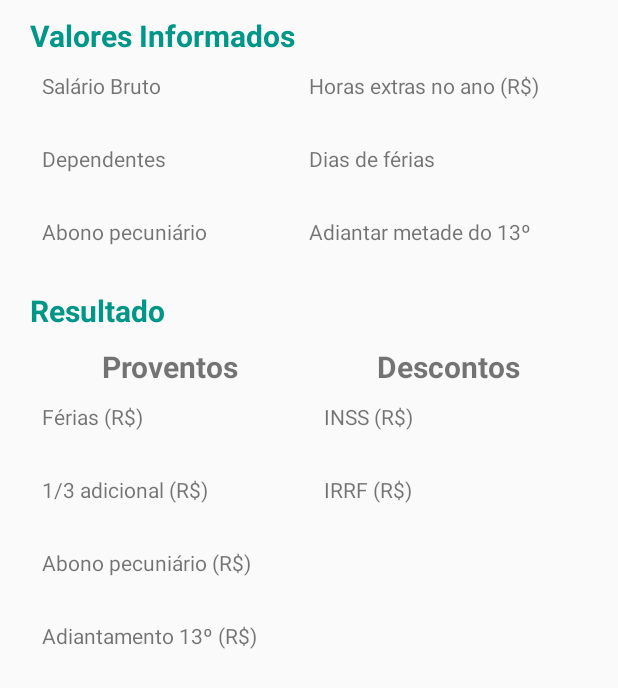
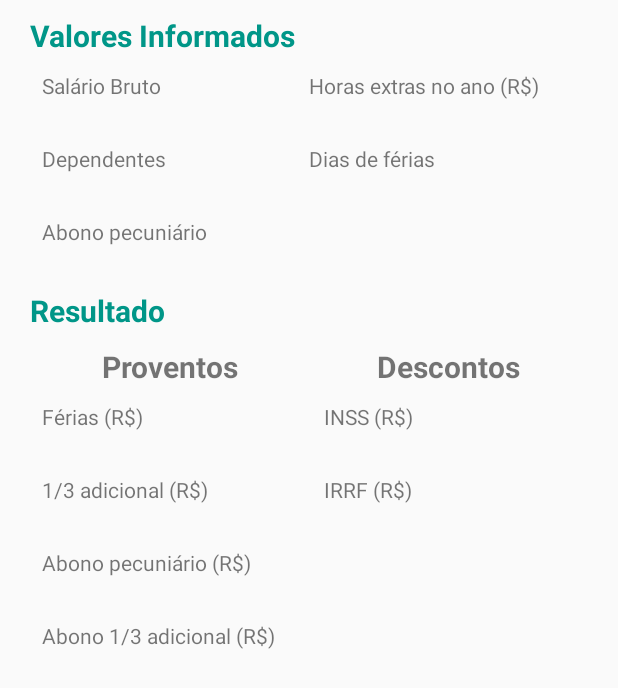
Before and after one commit to carvalhobm/CalculadoraCLT, an Android app: the layout content_result_ferias.xml on its own in the app's theme, with its tools: preview values and no code run, on a phone screen of 412 x 824 dp. Shown: the top 688 px of the screen. Run offline under Robolectric (Android 15) with nearby library versions, the phone set to English and light mode, and no system bars.

Commit message:
Partial commit
Calculo de ferias.

```diff
--- a/CalculadoraCLT/app/src/main/java/com/brunocarvalho/calculadoraclt/fragments/FeriasFragment.java
+++ b/CalculadoraCLT/app/src/main/java/com/brunocarvalho/calculadoraclt/fragments/FeriasFragment.java
@@ -33,7 +33,6 @@ public class FeriasFragment extends Fragment {
     private EditText editTextNumDependentes;
     private EditText editTextDiasUsufruidos;
     private Switch switchAbono;
-    private Switch switchAdiantamento;
 
     private Button btnCalcular;
 
@@ -66,7 +65,6 @@ public class FeriasFragment extends Fragment {
         editTextNumDependentes = (EditText) view.findViewById(R.id.edit_text_dependentes);
         editTextDiasUsufruidos = (EditText) view.findViewById(R.id.edit_text_dias_usufruidos);
         switchAbono = (Switch) view.findViewById(R.id.switch_abono_pecuniario);
-        switchAdiantamento = (Switch) view.findViewById(R.id.switch_adiantar_decimo_terceiro);
 
         btnCalcular = (Button) view.findViewById(R.id.btn_calcular_ferias);
 
@@ -100,7 +98,6 @@ public class FeriasFragment extends Fragment {
         dados.setNumDependentes(editTextNumDependentes.getText().toString());
         dados.setVrDiasFerias(editTextDiasUsufruidos.getText().toString());
         dados.setIcAbonoPecuniario(switchAbono.isChecked());
-        dados.setIcAdiantamento(switchAdiantamento.isChecked());
 
         return dados;
     }
--- a/CalculadoraCLT/app/src/main/res/layout/content_result_ferias.xml
+++ b/CalculadoraCLT/app/src/main/res/layout/content_result_ferias.xml
@@ -127,21 +127,6 @@
         app:layout_constraintTop_toBottomOf="@+id/text_view_abono_pecuniario" />
 
     <TextView
-        android:id="@+id/text_view_adiantar_decimo_terceiro"
-        android:layout_width="wrap_content"
-        android:layout_height="wrap_content"
-        android:text="@string/adiantar_decimo_terceiro"
-        app:layout_constraintLeft_toRightOf="@+id/guideline"
-        app:layout_constraintTop_toTopOf="@id/text_view_abono_pecuniario" />
-
-    <TextView
-        android:id="@+id/text_view_adiantar_decimo_terceiro_val"
-        android:layout_width="wrap_content"
-        android:layout_height="wrap_content"
-        app:layout_constraintLeft_toLeftOf="@+id/text_view_adiantar_decimo_terceiro"
-        app:layout_constraintTop_toBottomOf="@+id/text_view_adiantar_decimo_terceiro" />
-
-    <TextView
         android:id="@+id/text_view_titulo_resultado"
         android:layout_width="wrap_content"
         android:layout_height="wrap_content"
@@ -152,8 +137,8 @@
         android:textColor="@color/colorPrimary"
         android:textSize="@dimen/title_label"
         android:textStyle="bold"
-        app:layout_constraintLeft_toLeftOf="@id/text_view_titulo_valores"
-        app:layout_constraintTop_toBottomOf="@id/text_view_abono_pecuniario_val" />
+        app:layout_constraintLeft_toLeftOf="@+id/text_view_titulo_valores"
+        app:layout_constraintTop_toBottomOf="@+id/text_view_abono_pecuniario_val" />
 
     <TextView
         android:id="@+id/text_proventos"
@@ -234,13 +219,13 @@
         app:layout_constraintTop_toBottomOf="@+id/text_view_pro_abono_pecuniario" />
 
     <TextView
-        android:id="@+id/text_view_pro_adiantar_decimo_terceiro"
+        android:id="@+id/text_view_pro_abono_pecuniario_adicional"
         android:layout_width="wrap_content"
         android:layout_height="wrap_content"
         android:layout_marginLeft="8dp"
         android:layout_marginRight="8dp"
         android:layout_marginTop="10dp"
-        android:text="@string/adiantamento_decimo_terceiro"
+        android:text="@string/abono_pecuniario_abreviado_adicional"
         app:layout_constraintHorizontal_bias="0.0"
         app:layout_constraintHorizontal_chainStyle="spread_inside"
         app:layout_constraintLeft_toLeftOf="parent"
@@ -248,11 +233,11 @@
         app:layout_constraintTop_toBottomOf="@+id/text_view_pro_abono_pecuniario_val" />
 
     <TextView
-        android:id="@+id/text_view_pro_adiantar_decimo_terceiro_val"
+        android:id="@+id/text_view_pro_abono_pecuniario_adicional_val"
         android:layout_width="wrap_content"
         android:layout_height="wrap_content"
-        app:layout_constraintLeft_toLeftOf="@+id/text_view_pro_adiantar_decimo_terceiro"
-        app:layout_constraintTop_toBottomOf="@+id/text_view_pro_adiantar_decimo_terceiro" />
+        app:layout_constraintLeft_toLeftOf="@+id/text_view_pro_abono_pecuniario_adicional"
+        app:layout_constraintTop_toBottomOf="@+id/text_view_pro_abono_pecuniario_adicional" />
 
     <TextView
         android:id="@+id/text_view_descontos"
--- a/CalculadoraCLT/app/src/main/res/values/strings.xml
+++ b/CalculadoraCLT/app/src/main/res/values/strings.xml
@@ -22,10 +22,9 @@
     <string name="abono_pecuniario">Abono pecuniário(Vender 1/3)</string>
     <string name="abono_pecuniario_abreviado">Abono pecuniário</string>
     <string name="abono_pecuniario_abreviado_cifra">Abono pecuniário (R$)</string>
+    <string name="abono_pecuniario_abreviado_adicional">Abono 1/3 adicional (R$)</string>
     <string name="horas_extras">Horas extras no ano (R$)</string>
     <string name="dias_usufruidos">Dias de férias</string>
-    <string name="adiantar_decimo_terceiro">Adiantar metade do 13º</string>
-    <string name="adiantamento_decimo_terceiro">Adiantamento 13º (R$)</string>
 
     <!-- Sal Liquido -->
     <string name="sal_liquido">Salário Líquido</string>
```
Also changed, not shown: CalculadoraCLT/app/src/main/java/com/brunocarvalho/calculadoraclt/ResultActivity.java (+7 -15 lines), CalculadoraCLT/app/src/main/java/com/brunocarvalho/calculadoraclt/negocio/service/impl/CalculadoraImpl.java (+29 -2 lines), CalculadoraCLT/app/src/main/java/com/brunocarvalho/calculadoraclt/negocio/to/CalculadoraTO.java (+10 -10 lines), CalculadoraCLT/app/src/main/res/layout/fragment_ferias.xml (+0 -12 lines), 2 other files.
